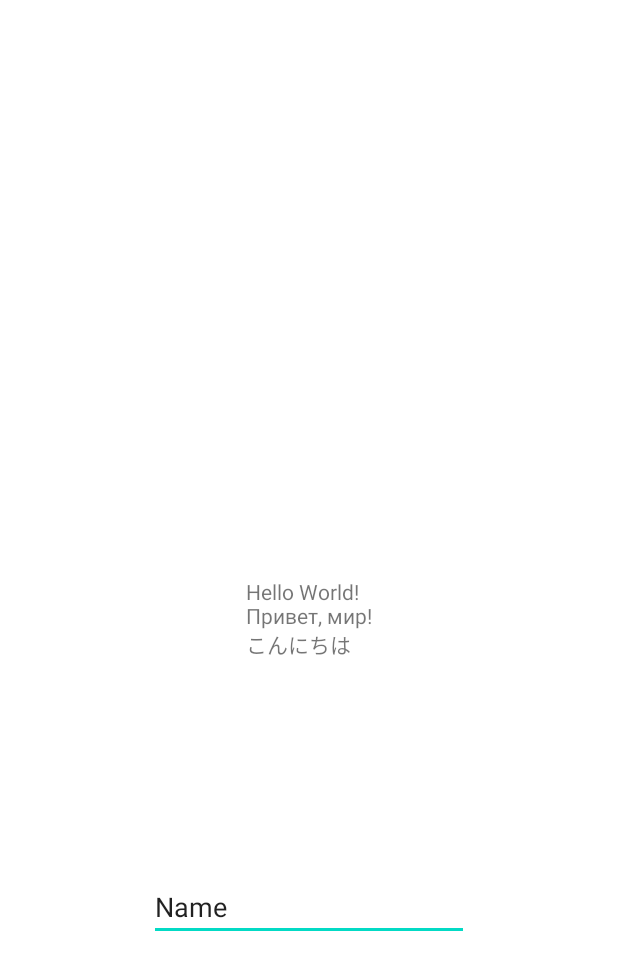
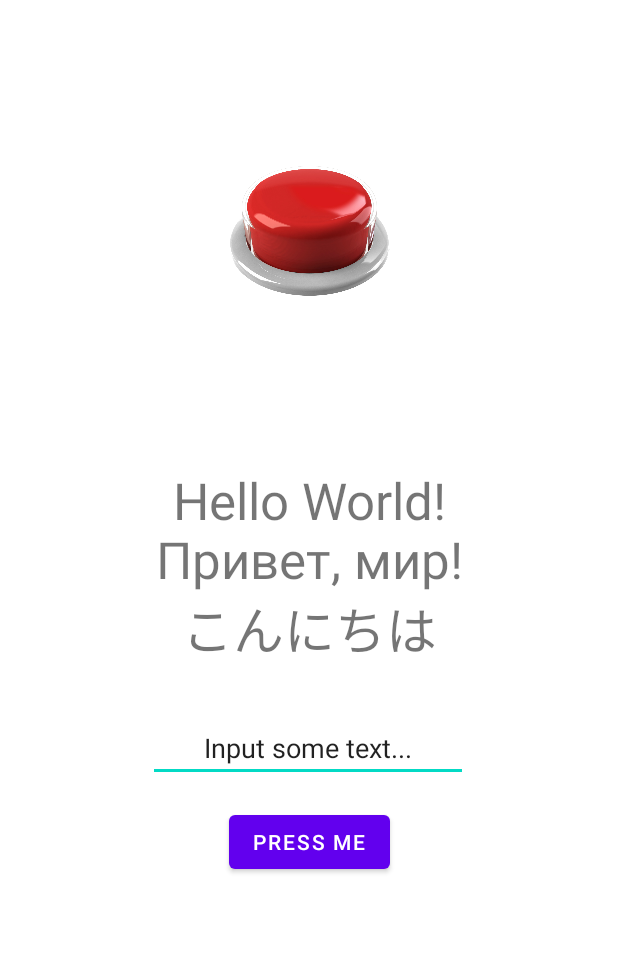
Before and after one commit to morozyuk-d-p/srspu-mobile-development-course, an Android app: the layout activity_main.xml on its own in the app's theme, with its tools: preview values and no code run, on a phone screen of 412 x 824 dp. Shown: the top 970 px of the screen. Run offline under Robolectric (Android 15) with nearby library versions, the phone set to English and light mode, and no system bars.

Commit message:
Second lab

```diff
--- a/app/src/main/res/layout/activity_main.xml
+++ b/app/src/main/res/layout/activity_main.xml
@@ -7,25 +7,53 @@
     tools:context=".MainActivity">
 
     <TextView
-        android:id="@+id/message"
+        android:id="@+id/textView"
         android:layout_width="wrap_content"
         android:layout_height="wrap_content"
         android:text="@string/message"
+        android:textAlignment="center"
+        android:textSize="34sp"
         app:layout_constraintBottom_toBottomOf="parent"
         app:layout_constraintEnd_toEndOf="parent"
         app:layout_constraintStart_toStartOf="parent"
-        app:layout_constraintTop_toTopOf="parent" />
+        app:layout_constraintTop_toTopOf="parent"
+        app:layout_constraintVertical_bias="0.45" />
 
     <EditText
-        android:id="@+id/editTextTextPersonName2"
+        android:id="@+id/editText"
         android:layout_width="wrap_content"
         android:layout_height="wrap_content"
+        android:layout_marginTop="32dp"
         android:ems="10"
         android:inputType="textPersonName"
-        android:text="Name"
-        app:layout_constraintBottom_toBottomOf="parent"
+        android:text="Input some text..."
+
+        android:textAlignment="center"
+        app:layout_constraintEnd_toEndOf="parent"
+        app:layout_constraintHorizontal_bias="0.497"
+        app:layout_constraintStart_toStartOf="parent"
+        app:layout_constraintTop_toBottomOf="@+id/textView" />
+
+    <Button
+        android:id="@+id/button"
+        android:layout_width="wrap_content"
+        android:layout_height="wrap_content"
+        android:layout_marginTop="16dp"
+        android:text="Press me"
         app:layout_constraintEnd_toEndOf="parent"
         app:layout_constraintStart_toStartOf="parent"
-        app:layout_constraintTop_toTopOf="@+id/message" />
+        app:layout_constraintTop_toBottomOf="@+id/editText" />
+
+    <ImageButton
+        android:id="@+id/redButton"
+        android:layout_width="125dp"
+        android:layout_height="138dp"
+        android:background="#00FFFFFF"
+        android:scaleType="fitCenter"
+        app:layout_constraintBottom_toTopOf="@+id/textView"
+        app:layout_constraintEnd_toEndOf="parent"
+        app:layout_constraintStart_toStartOf="parent"
+        app:layout_constraintTop_toTopOf="parent"
+        app:srcCompat="@drawable/button" />
 
 </androidx.constraintlayout.widget.ConstraintLayout>
```
Also changed, not shown: app/src/main/java/ru/morozdan2003/srspu_mdc/MainActivity.java (+24 -5 lines), app/src/main/res/drawable/button.png (added).
